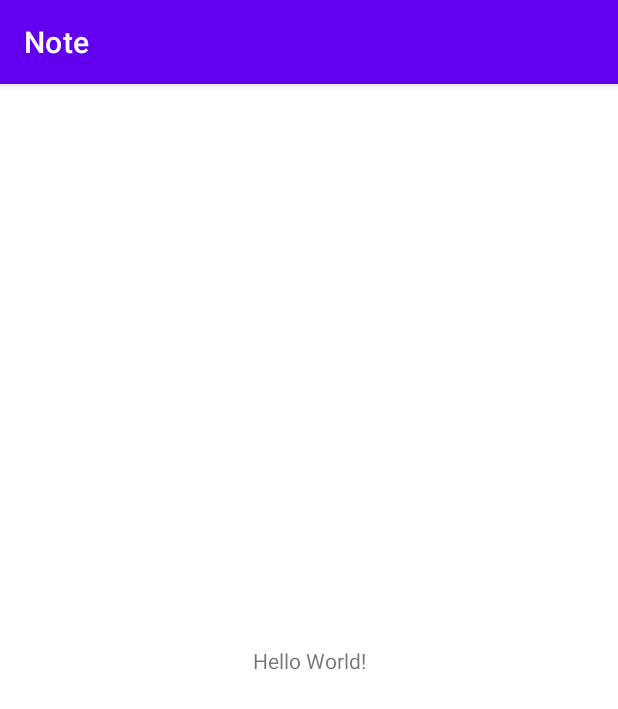
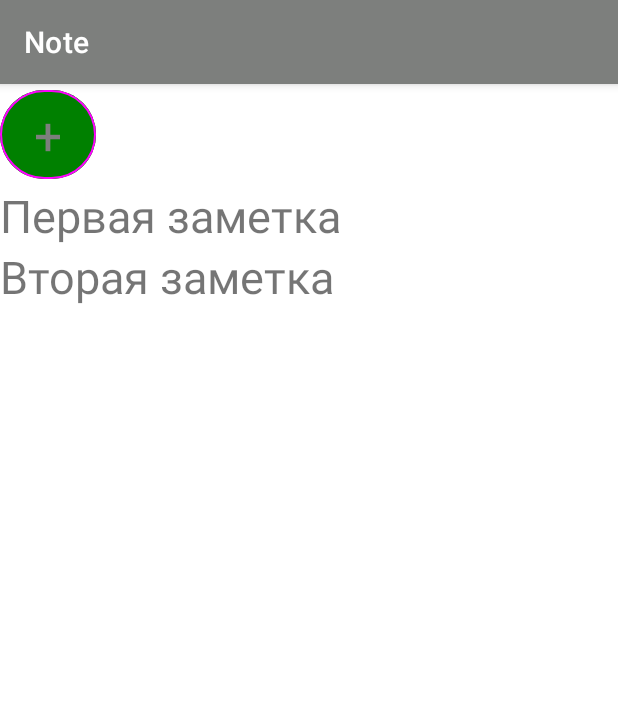
Before and after one commit to GerDan2022/Lesson6, an Android app: the screen it shows after launch (MainActivity), on a phone screen of 412 x 824 dp. Shown: the top 709 px of the screen. Run offline under Robolectric (Android 15) with nearby library versions, the phone set to English and light mode, and no system bars.

Commit message:
transfer date between fragments

```diff
--- a/app/src/main/java/ru/strannik/lesson6/MainActivity.java
+++ b/app/src/main/java/ru/strannik/lesson6/MainActivity.java
@@ -10,5 +10,9 @@ public class MainActivity extends AppCompatActivity {
     protected void onCreate(Bundle savedInstanceState) {
         super.onCreate(savedInstanceState);
         setContentView(R.layout.activity_main);
+        //создание фрагмента список ЗАМЕТОК
+        NotesFragment notesFragment = new NotesFragment();
+        //вызов FragmentManager
+        getSupportFragmentManager().beginTransaction().replace(R.id.fragment_container, notesFragment).commit();
     }
 }
--- a/app/src/main/java/ru/strannik/lesson6/Note.java
+++ b/app/src/main/java/ru/strannik/lesson6/Note.java
@@ -2,4 +2,18 @@ package ru.strannik.lesson6;
 
 public class Note {
 
+    public String title;
+    public String description;
+    public String dateOfCreate;
+
+    public Note(){
+
+    }
+
+    public Note(String title, String description, String dateOfCreate){
+        this.title = title;
+        this.description = description;
+        this.dateOfCreate = dateOfCreate;
+    }
+
 }
--- a/app/src/main/java/ru/strannik/lesson6/NotesFragment.java
+++ b/app/src/main/java/ru/strannik/lesson6/NotesFragment.java
@@ -2,63 +2,109 @@ package ru.strannik.lesson6;
 
 import android.os.Bundle;
 
+import androidx.annotation.NonNull;
+import androidx.annotation.Nullable;
 import androidx.fragment.app.Fragment;
+import androidx.fragment.app.FragmentManager;
+import androidx.fragment.app.FragmentTransaction;
 
 import android.view.LayoutInflater;
 import android.view.View;
 import android.view.ViewGroup;
+import android.widget.Button;
+import android.widget.LinearLayout;
+import android.widget.TextView;
 
-/**
- * A simple {@link Fragment} subclass.
- * Use the {@link NotesFragment#newInstance} factory method to
- * create an instance of this fragment.
- */
-public class NotesFragment extends Fragment {
+import java.util.ArrayList;
+import java.util.zip.Inflater;
 
-    // TODO: Rename parameter arguments, choose names that match
-    // the fragment initialization parameters, e.g. ARG_ITEM_NUMBER
-    private static final String ARG_PARAM1 = "param1";
-    private static final String ARG_PARAM2 = "param2";
+public class NotesFragment extends Fragment{
+    Button btn_Plus;
 
-    // TODO: Rename and change types of parameters
-    private String mParam1;
-    private String mParam2;
+    public ArrayList<Note> notesList = new ArrayList(); //список ЗАМЕТОК
 
-    public NotesFragment() {
-        // Required empty public constructor
-    }
 
-    /**
-     * Use this factory method to create a new instance of
-     * this fragment using the provided parameters.
-     *
-     * @param param1 Parameter 1.
-     * @param param2 Parameter 2.
-     * @return A new instance of fragment NotesFragment.
-     */
-    // TODO: Rename and change types and number of parameters
-    public static NotesFragment newInstance(String param1, String param2) {
-        NotesFragment fragment = new NotesFragment();
-        Bundle args = new Bundle();
-        args.putString(ARG_PARAM1, param1);
-        args.putString(ARG_PARAM2, param2);
-        fragment.setArguments(args);
-        return fragment;
-    }
-
-    @Override
-    public void onCreate(Bundle savedInstanceState) {
-        super.onCreate(savedInstanceState);
-        if (getArguments() != null) {
-            mParam1 = getArguments().getString(ARG_PARAM1);
-            mParam2 = getArguments().getString(ARG_PARAM2);
-        }
-    }
-
+    //при создании фрагмента укажем макет
     @Override
     public View onCreateView(LayoutInflater inflater, ViewGroup container,
                              Bundle savedInstanceState) {
-        // Inflate the layout for this fragment
         return inflater.inflate(R.layout.fragment_notes, container, false);
     }
+
+    //после создания макета экрана, создадим список ЗАМЕТОК
+    @Override
+    public void onViewCreated(@NonNull View view, @Nullable Bundle savedInstanceState) {
+        super.onViewCreated(view, savedInstanceState);
+        //сделаем проверку на null
+        if (getArguments() != null) {
+            int index = getArguments().getInt("ARG_INDEX");
+            String title = getArguments().getString("ARG_TITLE");
+            String date = getArguments().getString("ARG_DATE");
+            String desc = getArguments().getString("ARG_DESC");
+            Note note = new Note(title, date, desc);
+            notesList.set(index, note);
+        }
+        initNotes(view);
+        initButton(view);
+    }
+
+    //инициализация кнопки "+" и обработка события на нажатие
+    private void initButton(View view) {
+        btn_Plus = view.findViewById(R.id.btn_Plus);
+        btn_Plus.setOnClickListener(new View.OnClickListener() {
+            @Override
+            public void onClick(View view) {
+                //добавим новую ЗАМЕТКУ в массив ЗАМЕТОК
+                Note curNote = new Note();
+                notesList.add(curNote);
+                //отобразим фрагмент для новой заметки
+                showCurNote(notesList.size()-1, "", "", "");
+            }
+        });
+    }
+
+    //создание списка ЗАМЕТОК
+    private void initNotes(View view) {
+        Note firstNote = new Note("Первая заметка", "Трудно сказать что-то", "07.09.2022");
+        Note secondNote = new Note("Вторая заметка", "Трудно сказать что-то", "07.09.2022");
+        notesList.add(0,firstNote);
+        notesList.add(1,secondNote);
+        if (view instanceof LinearLayout) {
+            LinearLayout layoutView = (LinearLayout) view;
+
+            for (int i = 0; i < notesList.size(); i++) {
+                TextView tv = new TextView(getContext());
+                tv.setText(notesList.get(i).title);
+                tv.setTextSize(30);
+                layoutView.addView(tv);
+                final int position = i;
+                tv.setOnClickListener(new View.OnClickListener() {
+                    @Override
+                    public void onClick(View view) {
+                        //вытащим данные по текущей ЗАМЕТКЕ
+                        String title = notesList.get(position).title;
+                        String date = notesList.get(position).dateOfCreate;
+                        String description = notesList.get(position).description;
+                        //отобразим текущую ЗАМЕТКУ
+                        showCurNote(position, title, date, description);
+                    }
+                });
+            }
+        }
+
+    }
+    //показ текущей ЗАМЕТКИ
+    private void showCurNote(int index, String title, String date, String description){
+        //определим текущую заметку
+        FragmentOfNote fragmentOfNote = FragmentOfNote.newInstance(index, title, date, description);
+        //подключим FragmentManager через requireActivity потому что у нас нет к нему доступа напрямую,
+        //мы работаем с фрагментом, который НЕ компонент АНДРОИД
+        FragmentManager fragmentManager = requireActivity().getSupportFragmentManager();
+        //переменная для транзакции
+        FragmentTransaction fragmentTransaction = fragmentManager.beginTransaction();
+        //добавляем фрагмент через ADD
+        fragmentTransaction.add(R.id.fragment_container, fragmentOfNote);
+        fragmentTransaction.commit();
+
+    }
 }
--- a/app/src/main/res/layout/activity_main.xml
+++ b/app/src/main/res/layout/activity_main.xml
@@ -1,18 +1,11 @@
 <?xml version="1.0" encoding="utf-8"?>
-<androidx.constraintlayout.widget.ConstraintLayout xmlns:android="http://schemas.android.com/apk/res/android"
-    xmlns:app="http://schemas.android.com/apk/res-auto"
-    xmlns:tools="http://schemas.android.com/tools"
+<FrameLayout xmlns:android="http://schemas.android.com/apk/res/android"
     android:layout_width="match_parent"
-    android:layout_height="match_parent"
-    tools:context=".MainActivity">
+    android:layout_height="match_parent">
 
-    <TextView
-        android:layout_width="wrap_content"
-        android:layout_height="wrap_content"
-        android:text="Hello World!"
-        app:layout_constraintBottom_toBottomOf="parent"
-        app:layout_constraintEnd_toEndOf="parent"
-        app:layout_constraintStart_toStartOf="parent"
-        app:layout_constraintTop_toTopOf="parent" />
+    <FrameLayout
+        android:id="@+id/fragment_container"
+        android:layout_width="match_parent"
+        android:layout_height="match_parent"/>
 
-</androidx.constraintlayout.widget.ConstraintLayout>
+</FrameLayout>
--- a/app/src/main/res/layout/fragment_notes.xml
+++ b/app/src/main/res/layout/fragment_notes.xml
@@ -1,14 +1,19 @@
 <?xml version="1.0" encoding="utf-8"?>
-<FrameLayout xmlns:android="http://schemas.android.com/apk/res/android"
-    xmlns:tools="http://schemas.android.com/tools"
+<LinearLayout xmlns:android="http://schemas.android.com/apk/res/android"
+    xmlns:app="http://schemas.android.com/apk/res-auto"
     android:layout_width="match_parent"
-    android:layout_height="match_parent"
-    tools:context=".NotesFragment">
+    android:layout_height="wrap_content"
+    android:orientation="vertical">
 
-    <!-- TODO: Update blank fragment layout -->
-    <TextView
-        android:layout_width="match_parent"
+    <Button
+        android:id="@+id/btn_Plus"
+        style="@style/Widget.Material3.Button.OutlinedButton"
+        android:layout_width="64dp"
         android:layout_height="match_parent"
-        android:text="@string/hello_blank_fragment" />
+        android:backgroundTint="@color/green"
+        android:text="@string/btn_Plus"
+        android:textAlignment="center"
+        android:textSize="35sp" />
 
-</FrameLayout>
+
+</LinearLayout>
--- a/app/src/main/res/values-night/themes.xml
+++ b/app/src/main/res/values-night/themes.xml
@@ -2,8 +2,8 @@
     <!-- Base application theme. -->
     <style name="Theme.Lesson6" parent="Theme.MaterialComponents.DayNight.DarkActionBar">
         <!-- Primary brand color. -->
-        <item name="colorPrimary">@color/purple_200</item>
-        <item name="colorPrimaryVariant">@color/purple_700</item>
+        <item name="colorPrimary">@color/green_light</item>
+        <item name="colorPrimaryVariant">@color/green</item>
         <item name="colorOnPrimary">@color/black</item>
         <!-- Secondary brand color. -->
         <item name="colorSecondary">@color/teal_200</item>
--- a/app/src/main/res/values/colors.xml
+++ b/app/src/main/res/values/colors.xml
@@ -7,4 +7,8 @@
     <color name="teal_700">#FF018786</color>
     <color name="black">#FF000000</color>
     <color name="white">#FFFFFFFF</color>
+    <color name="green_light">#a3ff66</color>
+    <color name="green">#008000</color>
+    <color name="grey_light">#7d7f7d</color>
+
 </resources>
--- a/app/src/main/res/values/strings.xml
+++ b/app/src/main/res/values/strings.xml
@@ -1,5 +1,10 @@
 <resources>
     <string name="app_name">Note</string>
+    <string name="btn_Plus">+</string>
     <!-- TODO: Remove or change this placeholder text -->
     <string name="hello_blank_fragment">Hello blank fragment</string>
+    <string name="title_text">Title</string>
+    <string name="description_of_note">Description of note</string>
+    <string name="date_text">Date Of Create</string>
+    <string name="btn_back">Back</string>
 </resources>
--- a/app/src/main/res/values/themes.xml
+++ b/app/src/main/res/values/themes.xml
@@ -2,8 +2,8 @@
     <!-- Base application theme. -->
     <style name="Theme.Lesson6" parent="Theme.MaterialComponents.DayNight.DarkActionBar">
         <!-- Primary brand color. -->
-        <item name="colorPrimary">@color/purple_500</item>
-        <item name="colorPrimaryVariant">@color/purple_700</item>
+        <item name="colorPrimary">@color/grey_light</item>
+        <item name="colorPrimaryVariant">@color/green</item>
         <item name="colorOnPrimary">@color/white</item>
         <!-- Secondary brand color. -->
         <item name="colorSecondary">@color/teal_200</item>
@@ -12,5 +12,7 @@
         <!-- Status bar color. -->
         <item name="android:statusBarColor" tools:targetApi="l">?attr/colorPrimaryVariant</item>
         <!-- Customize your theme here. -->
+        <item name="rippleColor">#43A047</item>
+        <item name="strokeColor">#43A047</item>
     </style>
 </resources>
```
Also changed, not shown: app/src/main/java/ru/strannik/lesson6/FragmentOfNote.java (added, +110 -0 lines), app/src/main/res/layout/fragment_of_note.xml (added, +58 -0 lines), app/src/main/res/drawable/plus.png (added).
